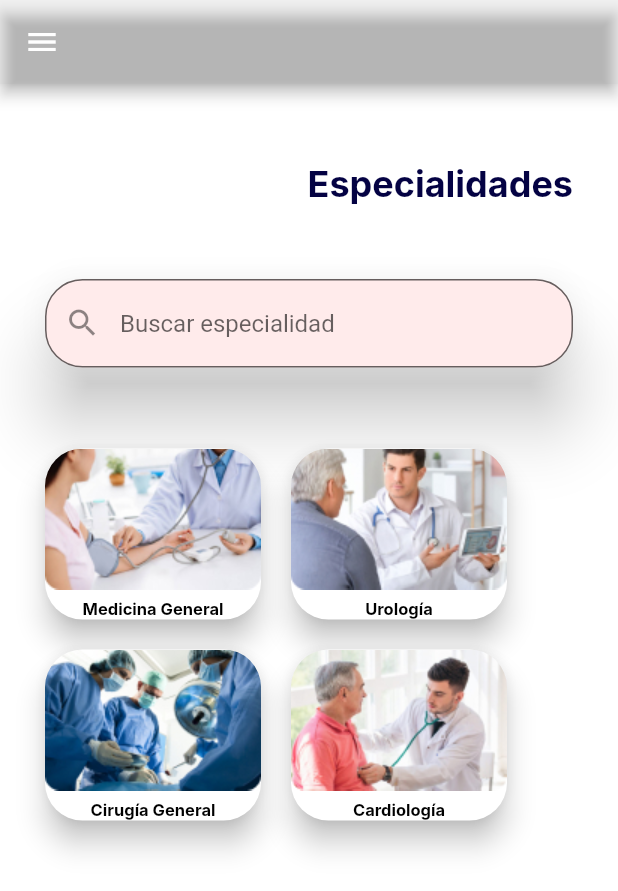
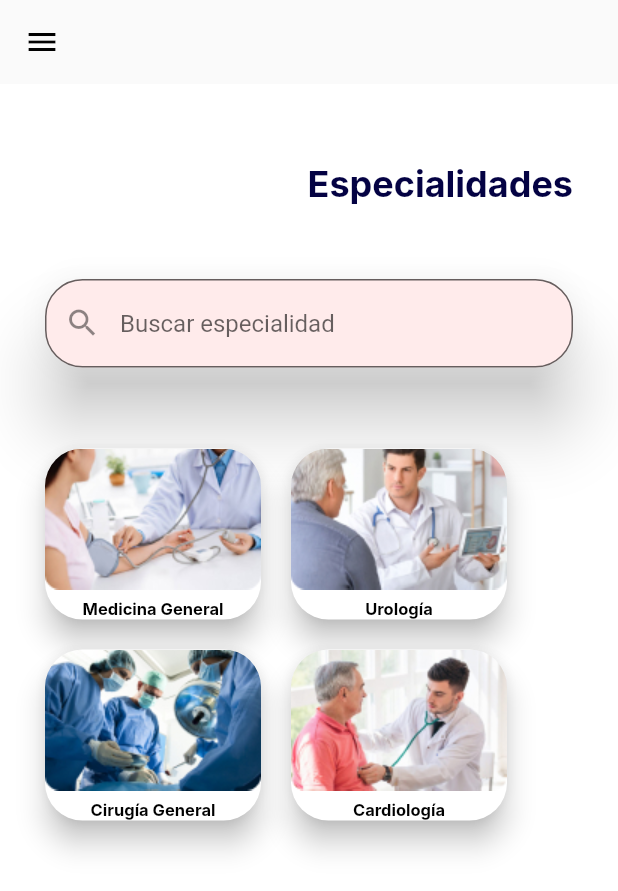
Before and after one commit to JulioOrtizUTEC/TuMundoMedico-Flutter, a Flutter app: the Menu screen opened directly, on a phone screen of 412 x 824 dp. Shown: the top 891 px of the screen. Run offline on Flutter 3.47's test engine with Material 2 defaults, Android fonts, the light colour scheme and no system bars; Roboto replaces fonts that are missing (Inter).

Commit message:
actualizando app bar

```diff
--- a/lib/src/menu.dart
+++ b/lib/src/menu.dart
@@ -38,8 +38,11 @@ class _MenuState extends State<Menu> {
   @override
   Widget build(BuildContext context) {
     return Scaffold(
-      appBar: AppBar(
+      appBar:
+      AppBar(
         backgroundColor: Colors.transparent,
+        elevation: 0,
+        iconTheme: const IconThemeData(color: Colors.black),
       ),
       drawer: Drawer(
         backgroundColor: const Color.fromARGB(255, 10, 118, 98),
```
